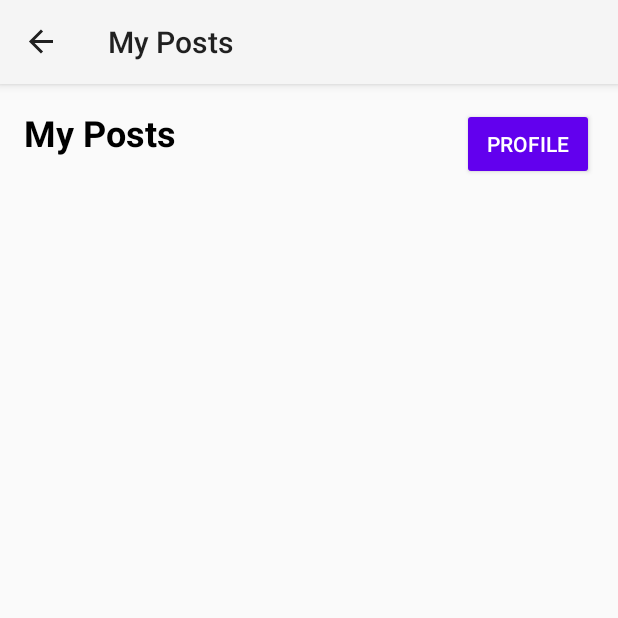
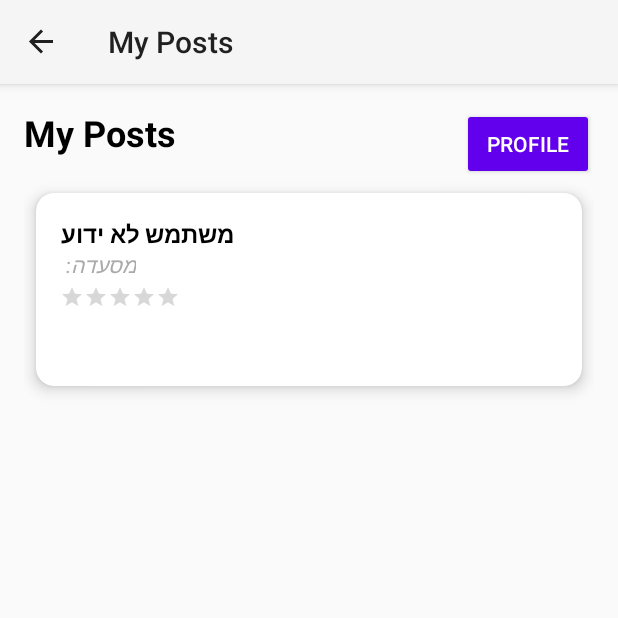
Before and after one commit to yael201062/TASTIFY-APP, an Android app built with Jetpack Compose: the MyPostsFragment screen opened through its navigation route, on a phone screen of 412 x 824 dp, the top half of it. Run offline under Robolectric (Android 15) with nearby library versions, the phone set to English and light mode, and no system bars; our stand-ins replace Firebase (no records; nobody signed in at launch, a user with empty details on screens opened directly), Picasso, Room's generated code, navigation-ui; pictures from the network do not load.

Commit message:
user name fix

```diff
--- a/app/src/main/java/com/example/tastify/data/dao/ReviewDao.kt
+++ b/app/src/main/java/com/example/tastify/data/dao/ReviewDao.kt
@@ -1,5 +1,6 @@
 package com.example.tastify.data.dao
 
+import androidx.lifecycle.LiveData
 import androidx.room.*
 import com.example.tastify.data.model.Review
 import kotlinx.coroutines.flow.Flow
@@ -15,6 +16,10 @@ interface ReviewDao {
     @Query("SELECT * FROM reviews WHERE restaurantId = :restaurantId")
     fun getReviewsByRestaurant(restaurantId: String): Flow<List<Review>>
 
+    @Query("SELECT * FROM reviews WHERE userId = :userId")
+    fun getReviewsByUserId(userId: String): LiveData<List<Review>>
+
+
     @Delete
     suspend fun deleteReview(review: Review)
 }
--- a/app/src/main/java/com/example/tastify/data/dao/UserDao.kt
+++ b/app/src/main/java/com/example/tastify/data/dao/UserDao.kt
@@ -12,6 +12,9 @@ interface UserDao {
     @Query("SELECT * FROM users WHERE id = :userId")
     fun getUserById(userId: String): LiveData<User?>
 
+    @Query("SELECT name FROM users WHERE id = :userId")
+    fun getUserNameById(userId: String): LiveData<String?>
+
     @Update
     suspend fun updateUser(user: User)
 }
--- a/app/src/main/java/com/example/tastify/data/dao/repository/ReviewRepository.kt
+++ b/app/src/main/java/com/example/tastify/data/dao/repository/ReviewRepository.kt
@@ -1,5 +1,6 @@
 package com.example.tastify.data.dao.repository
 
+import androidx.lifecycle.LiveData
 import com.example.tastify.data.dao.ReviewDao
 import com.example.tastify.data.model.Review
 import kotlinx.coroutines.flow.Flow
@@ -14,6 +15,13 @@ class ReviewRepository(private val reviewDao: ReviewDao) {
         return reviewDao.getReviewsByRestaurant(restaurantId)
     }
 
+
+        fun getReviewsByUser(userId: String): LiveData<List<Review>> {
+            return reviewDao.getReviewsByUserId(userId)
+        }
+
+
+
     suspend fun insertReview(review: Review) {
         reviewDao.insertReview(review)
     }
--- a/app/src/main/java/com/example/tastify/data/dao/repository/UserRepository.kt
+++ b/app/src/main/java/com/example/tastify/data/dao/repository/UserRepository.kt
@@ -18,6 +18,10 @@ class UserRepository(private val userDao: UserDao) {
         return userDao.getUserById(userId)
     }
 
+    fun getUserNameById(userId: String): LiveData<String?> {
+        return userDao.getUserNameById(userId)
+    }
+
     suspend fun updateUser(user: User) {
         withContext(Dispatchers.IO) {
             userDao.updateUser(user)
--- a/app/src/main/java/com/example/tastify/ui/adapters/ReviewAdapter.kt
+++ b/app/src/main/java/com/example/tastify/ui/adapters/ReviewAdapter.kt
@@ -6,9 +6,14 @@ import android.view.ViewGroup
 import android.widget.ImageView
 import android.widget.RatingBar
 import android.widget.TextView
+import androidx.lifecycle.LifecycleOwner
+import androidx.lifecycle.ViewModelProvider
 import androidx.recyclerview.widget.RecyclerView
 import com.example.tastify.R
+import com.example.tastify.data.database.AppDatabase
+import com.example.tastify.data.dao.repository.UserRepository
 import com.example.tastify.data.model.Review
+import com.example.tastify.viewmodel.UserViewModel
 import com.squareup.picasso.Picasso
 
 class ReviewsAdapter(private var reviews: MutableList<Review>) :
@@ -30,13 +35,29 @@ class ReviewsAdapter(private var reviews: MutableList<Review>) :
 
     override fun onBindViewHolder(holder: ReviewViewHolder, position: Int) {
         val review = reviews[position]
+        val context = holder.itemView.context
 
-        holder.txtUserName.text = " ${review.userId}"
-        holder.txtRestaurantName.text = "Restaurant Name: ${review.restaurantId}"
+        holder.txtUserName.text = "טוען שם..."
+
+        // יצירת UserViewModel באופן ידני בתוך האדפטר
+        val userDao = AppDatabase.getDatabase(context).userDao()
+        val repository = UserRepository(userDao)
+        val factory = UserViewModel.Factory(repository)
+
+        val userViewModel = ViewModelProvider(
+            context as androidx.lifecycle.ViewModelStoreOwner,
+            factory
+        )[UserViewModel::class.java]
+
+        userViewModel.getUserName(review.userId)
+            .observe(context as LifecycleOwner) { name ->
+                holder.txtUserName.text = name ?: "משתמש לא ידוע"
+            }
+
+        holder.txtRestaurantName.text = "מסעדה: ${review.restaurantId}"
         holder.ratingBar.rating = review.rating
         holder.txtComment.text = review.comment
 
-        // בדיקה אם יש תמונה להצגה
         if (!review.imagePath.isNullOrEmpty()) {
             holder.imgReview.visibility = View.VISIBLE
             Picasso.get().load(review.imagePath).into(holder.imgReview)
@@ -47,7 +68,6 @@ class ReviewsAdapter(private var reviews: MutableList<Review>) :
 
     override fun getItemCount() = reviews.size
 
-    // ✅ עכשיו ניתן להשתמש ב-clear() וב-addAll()
     fun updateData(newReviews: List<Review>) {
         reviews.clear()
         reviews.addAll(newReviews)
--- a/app/src/main/java/com/example/tastify/ui/addreview/AddReviewFragment.kt
+++ b/app/src/main/java/com/example/tastify/ui/addreview/AddReviewFragment.kt
@@ -14,6 +14,7 @@ import com.example.tastify.data.dao.repository.ReviewRepository
 import com.example.tastify.databinding.FragmentAddReviewBinding
 import com.example.tastify.viewmodel.ReviewViewModel
 import com.example.tastify.viewmodel.ReviewViewModelFactory
+import com.google.firebase.auth.FirebaseAuth
 
 class AddReviewFragment : Fragment() {
 
@@ -31,9 +32,18 @@ class AddReviewFragment : Fragment() {
         _binding = FragmentAddReviewBinding.inflate(inflater, container, false)
 
         binding.btnSubmitReview.setOnClickListener {
+            val currentUser = FirebaseAuth.getInstance().currentUser
+
+            if (currentUser == null) {
+                Toast.makeText(requireContext(), "לא ניתן להוסיף ביקורת - אין משתמש מחובר", Toast.LENGTH_SHORT).show()
+                return@setOnClickListener
+            }
+
+            val userId = currentUser.uid // ✅ ה-UID של המשתמש המחובר
+
             val review = Review(
                 restaurantId = binding.etRestaurantName.text.toString(),
-                userId = "user@example.com",  // יש לשלוף אימייל אמיתי מהמשתמש המחובר
+                userId = userId,
                 comment = binding.etReviewContent.text.toString(),
                 rating = binding.ratingBar.rating
             )
@@ -41,7 +51,7 @@ class AddReviewFragment : Fragment() {
             reviewViewModel.addReview(review)
             Toast.makeText(requireContext(), "הביקורת נוספה", Toast.LENGTH_SHORT).show()
 
-            // חזרה למסך הבית לאחר הוספה
+            // חזרה למסך הקודם
             findNavController().navigateUp()
         }
 
--- a/app/src/main/java/com/example/tastify/ui/profile/MyPostsFragment.kt
+++ b/app/src/main/java/com/example/tastify/ui/profile/MyPostsFragment.kt
@@ -1,7 +1,6 @@
 package com.example.tastify.ui.profile
 
 import android.os.Bundle
-import android.util.Log
 import android.view.LayoutInflater
 import android.view.View
 import android.view.ViewGroup
@@ -11,16 +10,22 @@ import androidx.lifecycle.Observer
 import androidx.navigation.fragment.findNavController
 import androidx.recyclerview.widget.LinearLayoutManager
 import com.example.tastify.R
+import com.example.tastify.data.database.AppDatabase
+import com.example.tastify.data.dao.repository.ReviewRepository
 import com.example.tastify.databinding.FragmentMyPostsBinding
 import com.example.tastify.ui.adapters.ReviewsAdapter
-import com.example.tastify.viewmodel.MyPostsViewModel
+import com.example.tastify.viewmodel.ReviewViewModel
+import com.example.tastify.viewmodel.ReviewViewModelFactory
 import com.google.firebase.auth.FirebaseAuth
 
 class MyPostsFragment : Fragment() {
 
     private var _binding: FragmentMyPostsBinding? = null
     private val binding get() = _binding!!
-    private val myPostsViewModel: MyPostsViewModel by viewModels()
+
+    private val reviewViewModel: ReviewViewModel by viewModels {
+        ReviewViewModelFactory(ReviewRepository(AppDatabase.getDatabase(requireContext()).reviewDao()))
+    }
 
     private lateinit var adapter: ReviewsAdapter
 
@@ -35,28 +40,23 @@ class MyPostsFragment : Fragment() {
     override fun onViewCreated(view: View, savedInstanceState: Bundle?) {
         super.onViewCreated(view, savedInstanceState)
 
-        // הגדרת RecyclerView
+        adapter = ReviewsAdapter(mutableListOf())
         binding.recyclerReviews.layoutManager = LinearLayoutManager(requireContext())
-        adapter = ReviewsAdapter(mutableListOf()) // ✅ יצירת אדפטר עם רשימה ריקה שניתנת לשינוי
         binding.recyclerReviews.adapter = adapter
 
-        // טעינת ביקורות של המשתמש המחובר
-        val firebaseUser = FirebaseAuth.getInstance().currentUser
-        if (firebaseUser != null) {
-            val userId = firebaseUser.uid
-            Log.d("MyPostsFragment", "🔹 User ID: $userId") // ✅ בדיקת ה-UID
+        // ✅ משתמש מחובר דרך Firebase
+        val currentUser = FirebaseAuth.getInstance().currentUser
+        if (currentUser != null) {
+            val userId = currentUser.uid
 
-            myPostsViewModel.getMyReviews(userId) // 🔹 טעינת הביקורות של המשתמש
-
-            myPostsViewModel.myReviews.observe(viewLifecycleOwner, Observer { reviews ->
-                Log.d("MyPostsFragment", "✅ Loaded ${reviews.size} reviews") // ✅ בדיקה אם הנתונים מגיעים
-                adapter.updateData(reviews.toMutableList()) // ✅ עדכון הנתונים ברשימה
+            // ✅ טען ביקורות מה-ROOM לפי userId
+            reviewViewModel.getReviewsByUser(userId).observe(viewLifecycleOwner, Observer { reviews ->
+                adapter.updateData(reviews.toMutableList())
             })
         } else {
             binding.tvMyPostsTitle.text = "אין משתמש מחובר"
         }
 
-        // כפתור חזרה לעמוד הפרופיל
         binding.btnUpdateProfile.setOnClickListener {
             findNavController().navigate(R.id.profileFragment)
         }
--- a/app/src/main/java/com/example/tastify/viewmodel/ReviewViewModel.kt
+++ b/app/src/main/java/com/example/tastify/viewmodel/ReviewViewModel.kt
@@ -1,5 +1,6 @@
 package com.example.tastify.viewmodel
 
+import androidx.lifecycle.LiveData
 import androidx.lifecycle.ViewModel
 import androidx.lifecycle.viewModelScope
 import com.example.tastify.data.model.Review
@@ -31,4 +32,9 @@ class ReviewViewModel(private val repository: ReviewRepository) : ViewModel() {
             loadAllReviews() // טוען מחדש את כל הביקורות כדי לעדכן את הרשימה במסך הבית
         }
     }
+
+    fun getReviewsByUser(userId: String): LiveData<List<Review>> {
+        return repository.getReviewsByUser(userId)
+    }
+
 }
--- a/app/src/main/java/com/example/tastify/viewmodel/UserViewModel.kt
+++ b/app/src/main/java/com/example/tastify/viewmodel/UserViewModel.kt
@@ -10,6 +10,10 @@ class UserViewModel(private val repository: UserRepository) : ViewModel() {
 
     private val _currentUser = MutableLiveData<User?>()
     val currentUser: LiveData<User?> get() = _currentUser
+
+    fun getUserName(userId: String): LiveData<String?> {
+        return repository.getUserNameById(userId)
+    }
 
     fun loadUser(userId: String) {
         repository.getUserById(userId).observeForever { user ->
```
